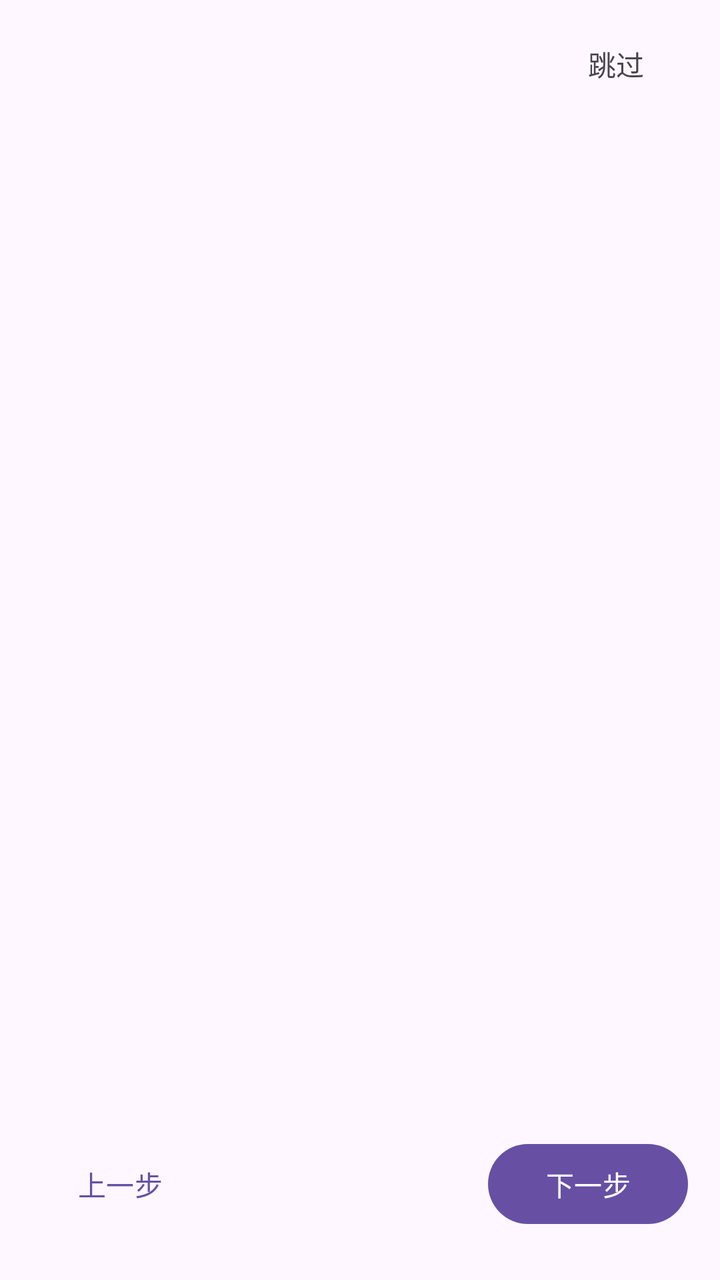
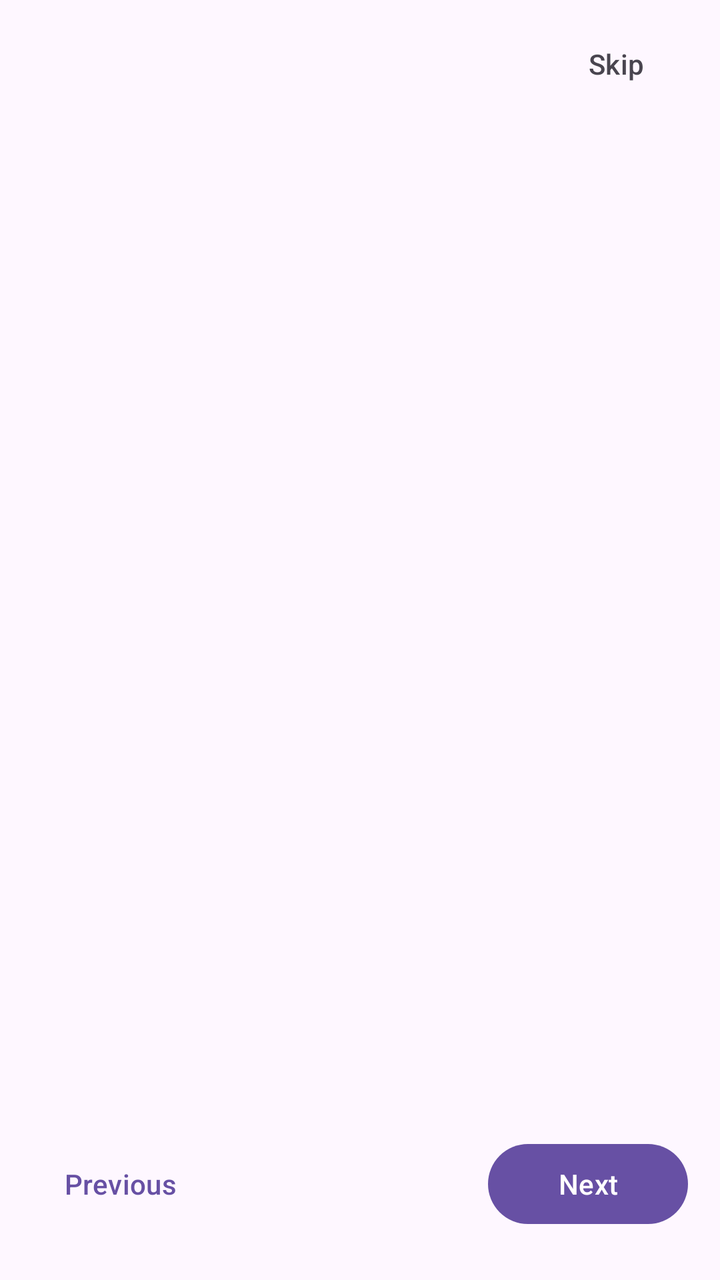

Two renders of the same Android screen: before a commit and after it. Below are the layout's source before the change and the commit's diff.
<!-- AndroidManifest.xml: application theme Theme.PlainPad -->
<!-- res/layout/activity_onboarding.xml -->
<?xml version="1.0" encoding="utf-8"?>
<LinearLayout xmlns:android="http://schemas.android.com/apk/res/android"
    xmlns:app="http://schemas.android.com/apk/res-auto"
    android:layout_width="match_parent"
    android:layout_height="match_parent"
    android:orientation="vertical"
    android:background="?attr/colorSurface">

    
    <FrameLayout
        android:layout_width="match_parent"
        android:layout_height="?attr/actionBarSize"
        android:background="?attr/colorSurface">

        <com.google.android.material.button.MaterialButton
            android:id="@+id/btnSkipTop"
            style="@style/Widget.Material3.Button.TextButton"
            android:layout_width="wrap_content"
            android:layout_height="wrap_content"
            android:layout_gravity="end|center_vertical"
            android:layout_marginEnd="8dp"
            android:text="@string/onboard_skip"
            android:textColor="?android:attr/textColorSecondary" />
    </FrameLayout>

    
    <androidx.viewpager2.widget.ViewPager2
        android:id="@+id/pager"
        android:layout_width="match_parent"
        android:layout_height="0dp"
        android:layout_weight="1" />

    
    <LinearLayout
        android:id="@+id/indicatorContainer"
        android:layout_width="match_parent"
        android:layout_height="wrap_content"
        android:layout_marginBottom="20dp"
        android:orientation="horizontal"
        android:gravity="center" />

    
    <LinearLayout
        android:layout_width="match_parent"
        android:layout_height="wrap_content"
        android:orientation="horizontal"
        android:gravity="center_vertical"
        android:paddingHorizontal="16dp"
        android:paddingBottom="24dp">

        <com.google.android.material.button.MaterialButton
            android:id="@+id/btnPrev"
            style="@style/Widget.Material3.Button.TextButton"
            android:layout_width="wrap_content"
            android:layout_height="wrap_content"
            android:text="@string/onboard_prev" />

        <View
            android:layout_width="0dp"
            android:layout_height="1dp"
            android:layout_weight="1" />

        <com.google.android.material.button.MaterialButton
            android:id="@+id/btnNext"
            android:layout_width="wrap_content"
            android:layout_height="wrap_content"
            android:minWidth="100dp"
            android:text="@string/onboard_next" />
    </LinearLayout>
</LinearLayout>
<!-- resources referenced by this layout -->
<resources>
  <string name="onboard_next">下一步</string>
  <string name="onboard_prev">上一步</string>
  <string name="onboard_skip">跳过</string>
  <style name="Theme.PlainPad" parent="Theme.Material3.DayNight.NoActionBar" />
</resources>

<!-- the commit's change to res/layout/activity_onboarding.xml (unified diff, before → after) -->
@@ -7,9 +7,18 @@
     android:background="?attr/colorSurface">
 
     
+    <View
+        android:id="@+id/statusBarFill"
+        android:layout_width="match_parent"
+        android:layout_height="0dp"
+        android:background="?attr/colorPrimary" />
+
+    
     <FrameLayout
+        android:id="@+id/onboardingTopBar"
         android:layout_width="match_parent"
-        android:layout_height="?attr/actionBarSize"
+        android:layout_height="wrap_content"
+        android:minHeight="?attr/actionBarSize"
         android:background="?attr/colorSurface">
 
         <com.google.android.material.button.MaterialButton
<!-- resource entries referenced after the edit -->
@@ -1,8 +1,37 @@
 <!-- resources referenced by this layout -->
 <resources>
-  <string name="onboard_next">下一步</string>
-  <string name="onboard_prev">上一步</string>
-  <string name="onboard_skip">跳过</string>
-  <style name="Theme.PlainPad" parent="Theme.Material3.DayNight.NoActionBar" />
+  <string name="onboard_next">Next</string>
+  <string name="onboard_prev">Previous</string>
+  <string name="onboard_skip">Skip</string>
+  <style name="Theme.PlainPad" parent="Theme.Material3.DayNight.NoActionBar">
+          
+          <item name="materialAlertDialogTheme">@style/ThemeOverlay.PlainPad.MaterialAlertDialog</item>
+  
+          
+          <item name="popupMenuBackground">@drawable/bg_popup_menu</item>
+          <item name="android:popupBackground">@drawable/bg_popup_menu</item>
+      </style>
+  <style name="ThemeOverlay.PlainPad.MaterialAlertDialog" parent="ThemeOverlay.Material3.MaterialAlertDialog">
+          <item name="shapeAppearanceOverlay">@style/ShapeAppearance.PlainPad.Dialog</item>
+      </style>
+  <!-- drawable bg_popup_menu (drawable) -->
+  <?xml version="1.0" encoding="utf-8"?>
+  <inset xmlns:android="http://schemas.android.com/apk/res/android"
+      android:insetLeft="4dp"
+      android:insetRight="4dp"
+      android:insetTop="4dp"
+      android:insetBottom="4dp">
+      <shape android:shape="rectangle">
+          <solid android:color="?attr/colorSurfaceContainerHigh" />
+          <corners android:radius="14dp" />
+          <stroke android:width="1dp" android:color="?attr/colorOutlineVariant" />
+      </shape>
+  </inset>
+  <style name="ShapeAppearance.PlainPad.Dialog" parent="">
+          <item name="cornerFamily">rounded</item>
+          <item name="cornerSize">18dp</item>
+          <item name="strokeWidth">1dp</item>
+          <item name="strokeColor">?attr/colorOutlineVariant</item>
+      </style>
 </resources>
 
